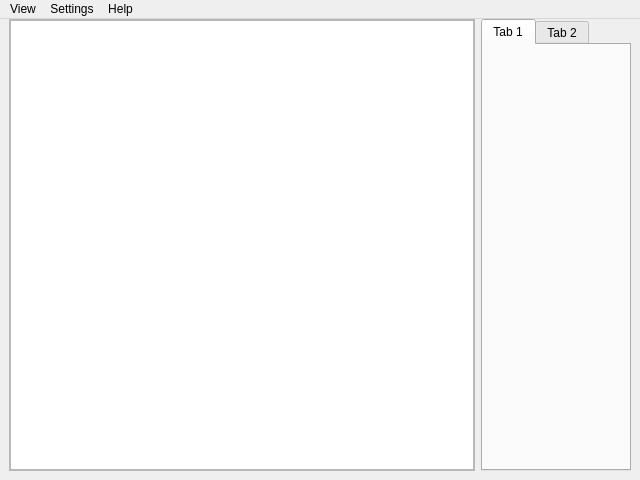
Above: source/client/gui/main_window.ui from solar-car/telemetry before the change. Below: the same form after it.
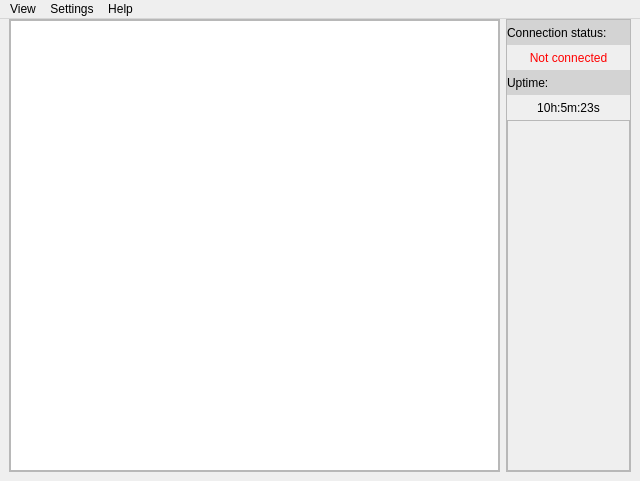
That is the form after the change.

What changed in the file:
```diff
--- a/source/client/gui/main_window.ui
+++ b/source/client/gui/main_window.ui
@@ -7,7 +7,7 @@
     <x>0</x>
     <y>0</y>
     <width>640</width>
-    <height>480</height>
+    <height>481</height>
    </rect>
   </property>
   <property name="minimumSize">
@@ -65,32 +65,152 @@
      </widget>
     </item>
     <item row="0" column="1">
-     <widget class="QTabWidget" name="tabWidget">
+     <widget class="QFrame" name="frame_2">
+      <property name="sizePolicy">
+       <sizepolicy hsizetype="Preferred" vsizetype="Preferred">
+        <horstretch>0</horstretch>
+        <verstretch>0</verstretch>
+       </sizepolicy>
+      </property>
       <property name="minimumSize">
        <size>
-        <width>150</width>
+        <width>125</width>
         <height>0</height>
        </size>
       </property>
       <property name="maximumSize">
        <size>
-        <width>150</width>
+        <width>125</width>
         <height>16777215</height>
        </size>
       </property>
-      <property name="currentIndex">
-       <number>0</number>
+      <property name="frameShape">
+       <enum>QFrame::StyledPanel</enum>
       </property>
-      <widget class="QWidget" name="tab">
-       <attribute name="title">
-        <string>Tab 1</string>
-       </attribute>
-      </widget>
-      <widget class="QWidget" name="tab_2">
-       <attribute name="title">
-        <string>Tab 2</string>
-       </attribute>
-      </widget>
+      <property name="frameShadow">
+       <enum>QFrame::Raised</enum>
+      </property>
+      <layout class="QVBoxLayout" name="verticalLayout_2">
+       <property name="spacing">
+        <number>0</number>
+       </property>
+       <property name="leftMargin">
+        <number>0</number>
+       </property>
+       <property name="topMargin">
+        <number>0</number>
+       </property>
+       <property name="rightMargin">
+        <number>0</number>
+       </property>
+       <property name="bottomMargin">
+        <number>0</number>
+       </property>
+       <item>
+        <widget class="QLabel" name="label">
+         <property name="minimumSize">
+          <size>
+           <width>0</width>
+           <height>25</height>
+          </size>
+         </property>
+         <property name="maximumSize">
+          <size>
+           <width>16777215</width>
+           <height>25</height>
+          </size>
+         </property>
+         <property name="styleSheet">
+          <string notr="true">background-color : lightgray</string>
+         </property>
+         <property name="text">
+          <string>Connection status:</string>
+         </property>
+         <property name="alignment">
+          <set>Qt::AlignLeading|Qt::AlignLeft|Qt::AlignVCenter</set>
+         </property>
+        </widget>
+       </item>
+       <item>
+        <widget class="QLabel" name="label_2">
+         <property name="minimumSize">
+          <size>
+           <width>0</width>
+           <height>25</height>
+          </size>
+         </property>
+         <property name="maximumSize">
+          <size>
+           <width>16777215</width>
+           <height>25</height>
+          </size>
+         </property>
+         <property name="styleSheet">
+          <string notr="true">color : red</string>
+         </property>
+         <property name="text">
+          <string>Not connected</string>
+         </property>
+         <property name="alignment">
+          <set>Qt::AlignCenter</set>
+         </property>
+        </widget>
+       </item>
+       <item>
+        <widget class="QLabel" name="label_3">
+         <property name="minimumSize">
+          <size>
+           <width>0</width>
+           <height>25</height>
+          </size>
+         </property>
+         <property name="maximumSize">
+          <size>
+           <width>16777215</width>
+           <height>25</height>
+          </size>
+         </property>
+         <property name="styleSheet">
+          <string notr="true">background-color : lightgray</string>
+         </property>
+         <property name="text">
+          <string>Uptime:</string>
+         </property>
+        </widget>
+       </item>
+       <item>
+        <widget class="QLabel" name="label_4">
+         <property name="minimumSize">
+          <size>
+           <width>0</width>
+           <height>25</height>
+          </size>
+         </property>
+         <property name="maximumSize">
+          <size>
+           <width>16777215</width>
+           <height>25</height>
+          </size>
+         </property>
+         <property name="text">
+          <string>10h:5m:23s</string>
+         </property>
+         <property name="alignment">
+          <set>Qt::AlignCenter</set>
+         </property>
+        </widget>
+       </item>
+       <item>
+        <widget class="QFrame" name="frame_4">
+         <property name="frameShape">
+          <enum>QFrame::StyledPanel</enum>
+         </property>
+         <property name="frameShadow">
+          <enum>QFrame::Raised</enum>
+         </property>
+        </widget>
+       </item>
+      </layout>
      </widget>
     </item>
    </layout>
```
